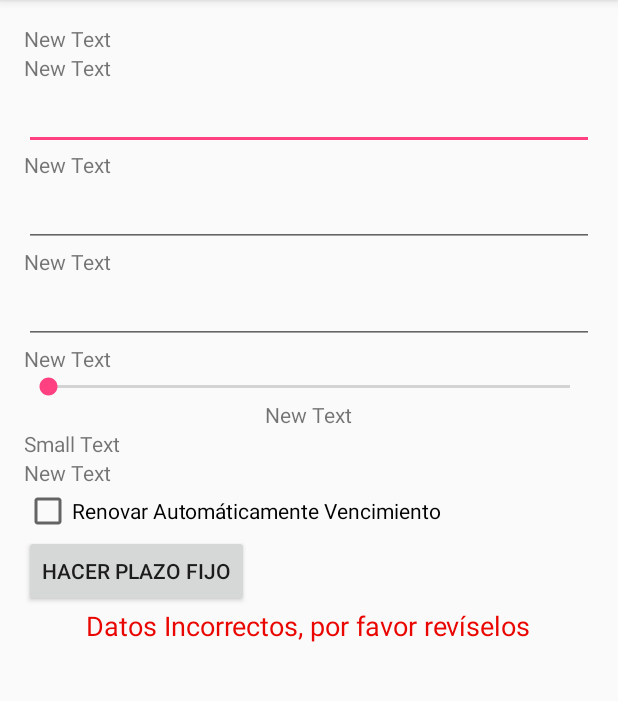
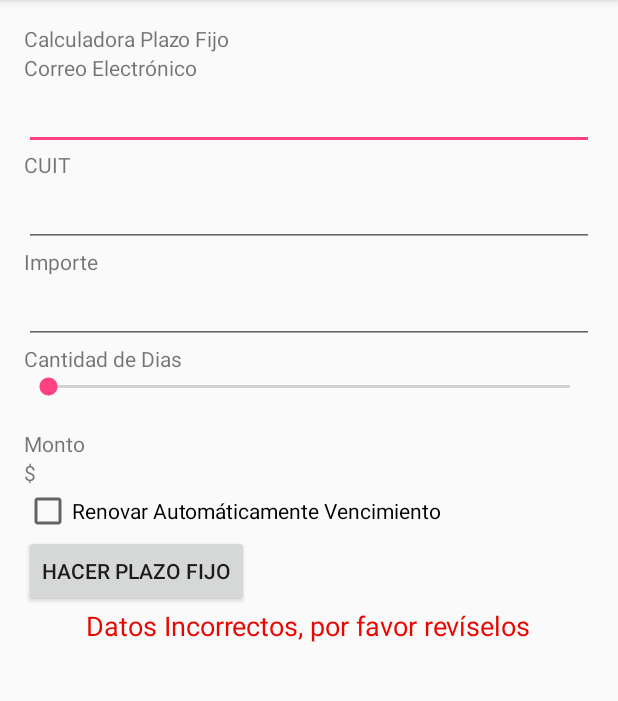
Before and after one commit to libattistella/Lab01c2016-1, an Android app: the screen it shows after launch (MainActivity), after a tap on "HACER PLAZO FIJO", on a phone screen of 412 x 824 dp, the part 84-785 px from its top. Run offline under Robolectric (Android 15) with nearby library versions, the phone set to English and light mode, and no system bars.

Commit message:
fixed colors

```diff
--- a/app/src/main/java/dam/isi/frsf/utn/edu/ar/lab01c2016/MainActivity.java
+++ b/app/src/main/java/dam/isi/frsf/utn/edu/ar/lab01c2016/MainActivity.java
@@ -37,23 +37,25 @@ public class MainActivity extends AppCompatActivity {
                 }
                 //TODO: checkear
 
-//                if( cuit.getText().toString().matches("[0-9]{11})")){
-//                    valid = false;
-//                }
-//                // TODO checkear
-//                if(importe.getText().toString().matches("[-]?[0-9]*\\.?[0-9]*)")){
-//                    valid = false;
-//                }
+                if( cuit.getText().toString().matches("[0-9]{11}")){
+                    valid = false;
+                }
+                // TODO checkear
+                if(importe.getText().toString().matches("[-]?[0-9]*\\.?[0-9]*")){
+                    valid = false;
+                }
                 double tasa = 0.0;
                 double numDias = 0.0;
-//                double interes = Double.parseDouble(importe.getText().toString()) *
-//                        (Math.pow(1+(tasa/100),(numDias/360))-1);
-
+                double interes = 0.0;
+                if(!importe.getText().toString().isEmpty()){
+                    interes = Double.parseDouble(importe.getText().toString()) *
+                            (Math.pow(1+(tasa/100),(numDias/360))-1);
+                }
                 TextView resultado = (TextView) findViewById(R.id.textViewResultado);
 
                 if (valid){
-                    resultado.setTextColor(R.color.VERDE);
-                    String strAux = "Plazo fijo realizado. Recibirá " + " al vencimiento!";
+                    String strAux = "Plazo fijo realizado. Recibirá " + interes + " al vencimiento!";
+                    resultado.setTextColor(getResources().getColor(R.color.VERDE));
                     resultado.setText(strAux);
                 }
                 else {
--- a/app/src/main/res/layout/activity_main.xml
+++ b/app/src/main/res/layout/activity_main.xml
@@ -19,13 +19,13 @@
         <TextView
             android:layout_width="wrap_content"
             android:layout_height="wrap_content"
-            android:text="New Text"
+            android:text="Calculadora Plazo Fijo"
             android:id="@+id/textViewSubtitulo" />
 
         <TextView
             android:layout_width="wrap_content"
             android:layout_height="wrap_content"
-            android:text="New Text"
+            android:text="Correo Electrónico"
             android:id="@+id/textViewEmail" />
 
         <EditText
@@ -38,7 +38,7 @@
         <TextView
             android:layout_width="wrap_content"
             android:layout_height="wrap_content"
-            android:text="New Text"
+            android:text="CUIT"
             android:id="@+id/textViewCuit" />
 
         <EditText
@@ -51,7 +51,7 @@
         <TextView
             android:layout_width="wrap_content"
             android:layout_height="wrap_content"
-            android:text="New Text"
+            android:text="Importe"
             android:id="@+id/textViewImporte" />
 
         <EditText
@@ -64,7 +64,7 @@
         <TextView
             android:layout_width="wrap_content"
             android:layout_height="wrap_content"
-            android:text="New Text"
+            android:text="Cantidad de Dias"
             android:id="@+id/textViewCantidadDias" />
 
         <SeekBar
@@ -75,7 +75,7 @@
         <TextView
             android:layout_width="wrap_content"
             android:layout_height="wrap_content"
-            android:text="New Text"
+            android:text=""
             android:id="@+id/textView6"
             android:layout_gravity="center_horizontal" />
 
@@ -83,13 +83,13 @@
             android:layout_width="wrap_content"
             android:layout_height="wrap_content"
             android:textAppearance="?android:attr/textAppearanceSmall"
-            android:text="Small Text"
+            android:text="Monto"
             android:id="@+id/textViewMontoStr" />
 
         <TextView
             android:layout_width="wrap_content"
             android:layout_height="wrap_content"
-            android:text="New Text"
+            android:text="$"
             android:id="@+id/textViewMontoNum" />
 
         <CheckBox
```
